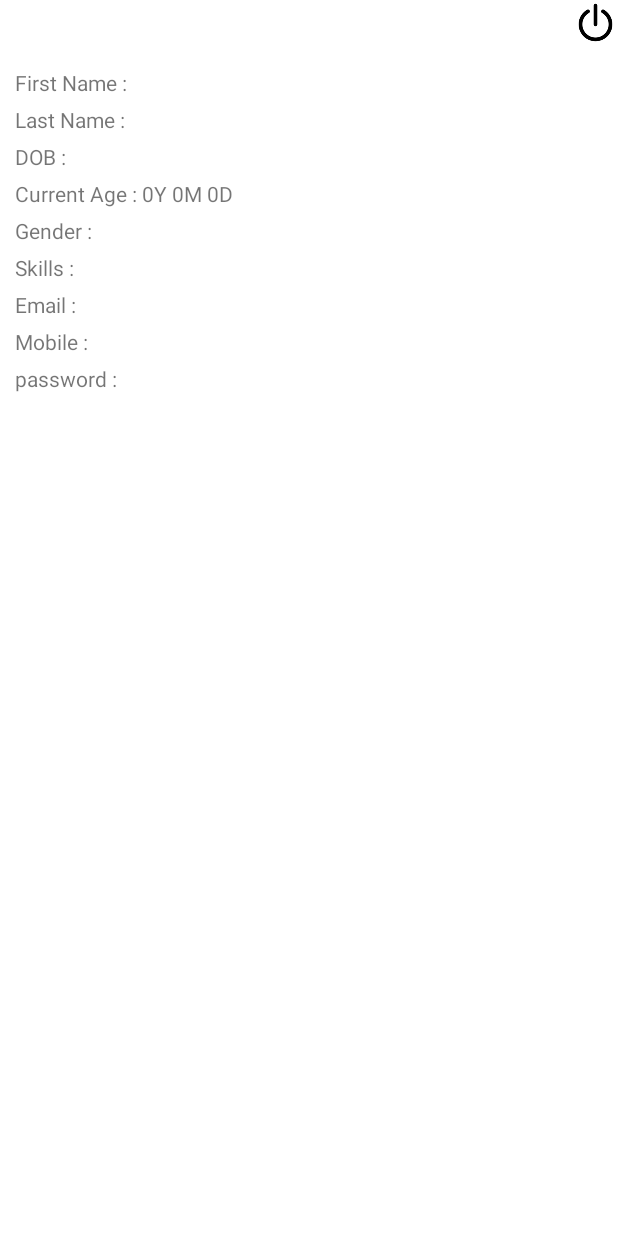
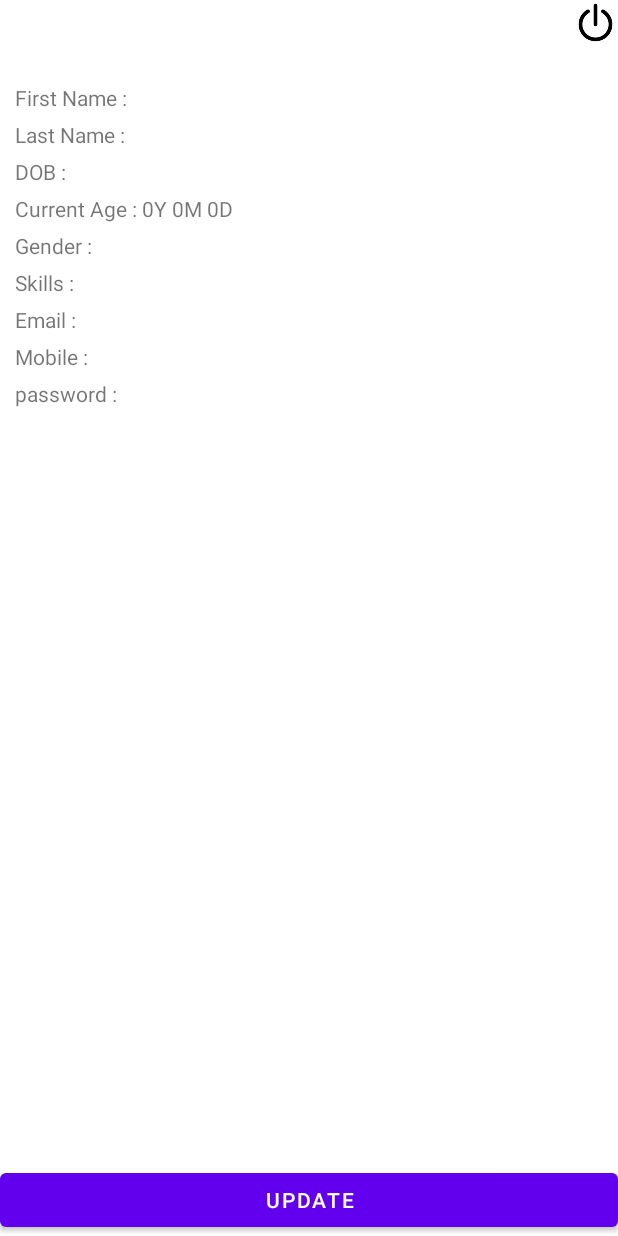
Before and after one commit to eWardsSourav/Project, an Android app: the HomeActivity screen opened directly, with no data from a screen before it, on a phone screen of 412 x 824 dp. Run offline under Robolectric (Android 15) with nearby library versions, the phone set to English and light mode, and no system bars; 14 statements that could not run were skipped.

Commit message:
add update functionality

```diff
--- a/app/src/main/java/com/bongdev/souravproject/HomeActivity.java
+++ b/app/src/main/java/com/bongdev/souravproject/HomeActivity.java
@@ -8,6 +8,7 @@ import android.content.SharedPreferences;
 import android.os.Bundle;
 import android.view.View;
 import android.view.Window;
+import android.widget.Button;
 import android.widget.ImageView;
 import android.widget.TextView;
 import android.widget.Toast;
@@ -21,6 +22,7 @@ public class HomeActivity extends AppCompatActivity {
 
     TextView firstname,lastname,dob,currentage,gender,skills,email,mob,password;
     ImageView imageView;
+    Button btn;
     DatabaseHelper databaseHelper;
     UserDataModel userDataModel = new UserDataModel();
 
@@ -39,6 +41,7 @@ public class HomeActivity extends AppCompatActivity {
         mob = findViewById(R.id.mobile);
         password = findViewById(R.id.password);
         imageView = findViewById(R.id.imageView);
+        btn = findViewById(R.id.btn);
 
         databaseHelper = new DatabaseHelper(this);
 
@@ -81,6 +84,12 @@ public class HomeActivity extends AppCompatActivity {
             PopUpLogOut();
         });
 
+        btn.setOnClickListener(v -> {
+            Intent intent = new Intent(this,MainActivity.class);
+            intent.putExtra("isFromHome",true);
+            startActivity(intent);
+        });
+
 
     }
 
--- a/app/src/main/res/layout/activity_home.xml
+++ b/app/src/main/res/layout/activity_home.xml
@@ -1,5 +1,5 @@
 <?xml version="1.0" encoding="utf-8"?>
-<androidx.constraintlayout.widget.ConstraintLayout xmlns:android="http://schemas.android.com/apk/res/android"
+<RelativeLayout xmlns:android="http://schemas.android.com/apk/res/android"
     xmlns:app="http://schemas.android.com/apk/res-auto"
     xmlns:tools="http://schemas.android.com/tools"
     android:layout_width="match_parent"
@@ -11,20 +11,22 @@
         android:layout_width="30dp"
         android:layout_height="30dp"
         android:src="@drawable/off"
+        android:layout_alignParentTop="true"
+        android:layout_alignParentRight="true"
         app:layout_constraintEnd_toEndOf="parent"
         app:layout_constraintTop_toTopOf="parent" />
 
 
     <LinearLayout
+        android:id="@+id/linearLayout"
         android:layout_width="match_parent"
         android:layout_height="match_parent"
+        android:layout_marginTop="10dp"
         android:orientation="vertical"
+        android:layout_above="@+id/btn"
         android:padding="10dp"
-        android:layout_marginTop="30dp"
-        app:layout_constraintBottom_toBottomOf="parent"
-        app:layout_constraintEnd_toEndOf="parent"
-        app:layout_constraintStart_toStartOf="parent"
-        app:layout_constraintTop_toBottomOf="@+id/imageView">
+        android:layout_below="@id/imageView"
+        >
 
         <LinearLayout
             android:layout_width="match_parent"
@@ -209,6 +211,14 @@
 
     </LinearLayout>
 
+    <Button
+        android:id="@+id/btn"
+        android:layout_width="match_parent"
+        android:layout_height="wrap_content"
+        android:text="update"
+        android:layout_alignParentBottom="true"
+        app:layout_constraintBottom_toBottomOf="@+id/linearLayout" />
 
 
-</androidx.constraintlayout.widget.ConstraintLayout>
+
+</RelativeLayout>
```
Also changed, not shown: app/src/main/java/com/bongdev/souravproject/DatabaseHelper.java (+17 -0 lines), app/src/main/java/com/bongdev/souravproject/MainActivity.java (+84 -1 lines).
